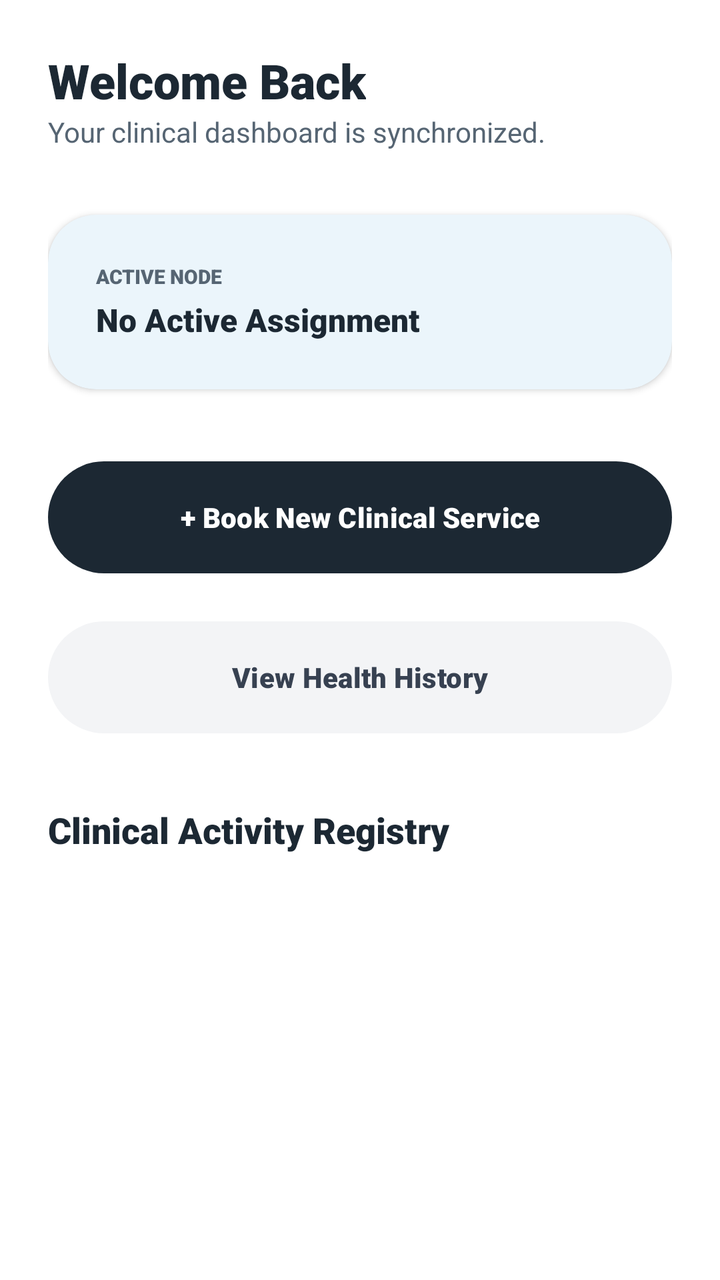
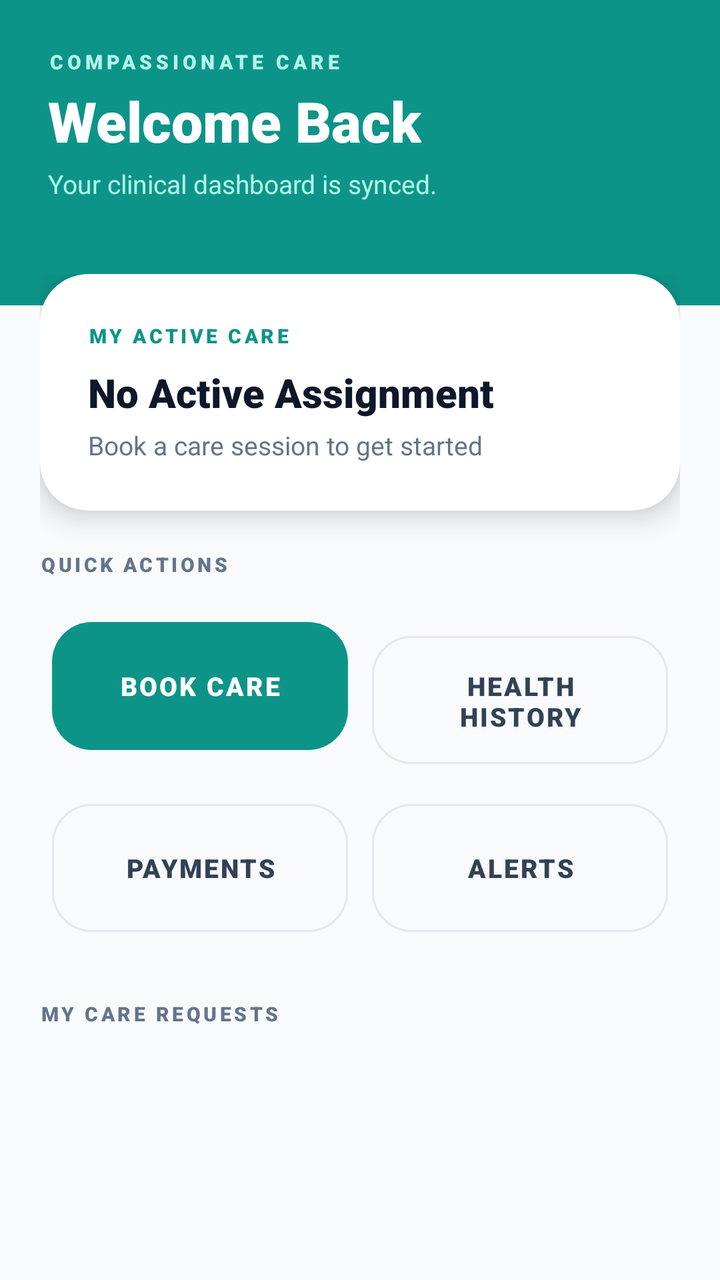

Screens rendered from an Android XML layout before and after an edit, with the pre-edit source and the edit as a unified diff.
<!-- AndroidManifest.xml: application theme Theme.CaregiverManagementSystem -->
<!-- res/layout/fragment_home.xml -->
<?xml version="1.0" encoding="utf-8"?>
<androidx.core.widget.NestedScrollView xmlns:android="http://schemas.android.com/apk/res/android"
    xmlns:app="http://schemas.android.com/apk/res-auto"
    android:layout_width="match_parent"
    android:layout_height="match_parent"
    android:clipToPadding="false"
    android:paddingBottom="100dp">

    <LinearLayout
        android:layout_width="match_parent"
        android:layout_height="wrap_content"
        android:orientation="vertical"
        android:padding="24dp">

        
        <TextView
            android:id="@+id/tvWelcome"
            android:layout_width="wrap_content"
            android:layout_height="wrap_content"
            android:text="Welcome Back"
            android:textColor="@color/med_text_primary"
            android:textSize="24sp"
            android:fontFamily="sans-serif-black" />
        
        <TextView
            android:layout_width="wrap_content"
            android:layout_height="wrap_content"
            android:text="Your clinical dashboard is synchronized."
            android:textColor="@color/med_text_secondary"
            android:textSize="14sp"
            android:layout_marginBottom="32dp" />

        
        <androidx.cardview.widget.CardView
            android:layout_width="match_parent"
            android:layout_height="wrap_content"
            app:cardCornerRadius="24dp"
            app:cardElevation="2dp"
            android:layout_marginBottom="32dp"
            app:cardBackgroundColor="@color/med_blue_bg">
            <LinearLayout
                android:layout_width="match_parent"
                android:layout_height="wrap_content"
                android:orientation="vertical"
                android:padding="24dp">
                <TextView
                    android:layout_width="wrap_content"
                    android:layout_height="wrap_content"
                    android:text="ACTIVE NODE"
                    android:textColor="@color/med_text_secondary"
                    android:textSize="10sp"
                    android:fontFamily="sans-serif-black"
                    android:textAllCaps="true" />
                <TextView
                    android:id="@+id/tvActiveCaregiver"
                    android:layout_width="wrap_content"
                    android:layout_height="wrap_content"
                    android:text="No Active Assignment"
                    android:textColor="@color/med_text_primary"
                    android:textSize="16sp"
                    android:fontFamily="sans-serif-black"
                    android:layout_marginTop="4dp" />
            </LinearLayout>
        </androidx.cardview.widget.CardView>

        
        <com.google.android.material.button.MaterialButton
            android:id="@+id/btnNewRequest"
            android:layout_width="match_parent"
            android:layout_height="64dp"
            android:text="+ Book New Clinical Service"
            app:cornerRadius="32dp"
            app:backgroundTint="@color/med_text_primary"
            android:textColor="@color/white"
            android:fontFamily="sans-serif-black"
            android:textSize="14sp"
            app:elevation="8dp"
            android:layout_marginBottom="16dp" />

        <com.google.android.material.button.MaterialButton
            android:id="@+id/btnHealthHistory"
            android:layout_width="match_parent"
            android:layout_height="64dp"
            android:text="View Health History"
            app:cornerRadius="32dp"
            app:backgroundTint="#F3F4F6"
            android:textColor="#374151"
            android:fontFamily="sans-serif-black"
            android:textSize="14sp"
            app:elevation="2dp"
            android:layout_marginBottom="32dp" />

        
        <TextView
            android:layout_width="wrap_content"
            android:layout_height="wrap_content"
            android:text="Clinical Activity Registry"
            android:textColor="@color/med_text_primary"
            android:textSize="18sp"
            android:fontFamily="sans-serif-black"
            android:layout_marginBottom="16dp" />

        <androidx.recyclerview.widget.RecyclerView
            android:id="@+id/rvRequests"
            android:layout_width="match_parent"
            android:layout_height="wrap_content"
            android:nestedScrollingEnabled="false" />

    </LinearLayout>
</androidx.core.widget.NestedScrollView>
<!-- resources referenced by this layout -->
<resources>
  <color name="med_blue_bg">#EBF5FB</color>
  <color name="med_text_primary">#1C2833</color>
  <color name="med_text_secondary">#566573</color>
  <style name="Theme.CaregiverManagementSystem" parent="Theme.Material3.DayNight.NoActionBar">
          
          <item name="colorPrimary">@color/med_teal_primary</item>
          <item name="colorOnPrimary">@color/white</item>
          <item name="colorPrimaryContainer">@color/med_teal_primary</item>
          <item name="colorOnPrimaryContainer">@color/white</item>
  
          
          <item name="colorSecondary">@color/med_mint_success</item>
          <item name="colorOnSecondary">@color/white</item>
          <item name="colorSecondaryContainer">@color/med_mint_soft</item>
          <item name="colorOnSecondaryContainer">@color/med_text_primary</item>
  
          
          <item name="android:statusBarColor">@color/white</item>
          <item name="android:windowLightStatusBar">true</item>
          
          
          <item name="android:windowBackground">@color/white</item>
          <item name="colorSurface">@color/white</item>
          <item name="colorOnSurface">@color/med_text_primary</item>
      </style>
  <color name="med_teal_primary">#2D9CDB</color>
  <color name="med_mint_success">#27AE60</color>
  <color name="med_mint_soft">#D1F2EB</color>
  <!-- unchanged entries left out for length: 1 -->
</resources>

<!-- the commit's change to res/layout/fragment_home.xml (unified diff, before → after) -->
@@ -1,110 +1,200 @@
 <?xml version="1.0" encoding="utf-8"?>
-<androidx.core.widget.NestedScrollView xmlns:android="http://schemas.android.com/apk/res/android"
+<androidx.core.widget.NestedScrollView
+    xmlns:android="http://schemas.android.com/apk/res/android"
     xmlns:app="http://schemas.android.com/apk/res-auto"
     android:layout_width="match_parent"
     android:layout_height="match_parent"
+    android:background="@color/slate_50"
     android:clipToPadding="false"
-    android:paddingBottom="100dp">
+    android:paddingBottom="88dp">
 
     <LinearLayout
         android:layout_width="match_parent"
         android:layout_height="wrap_content"
-        android:orientation="vertical"
-        android:padding="24dp">
+        android:orientation="vertical">
 
         
-        <TextView
-            android:id="@+id/tvWelcome"
-            android:layout_width="wrap_content"
-            android:layout_height="wrap_content"
-            android:text="Welcome Back"
-            android:textColor="@color/med_text_primary"
-            android:textSize="24sp"
-            android:fontFamily="sans-serif-black" />
-        
-        <TextView
-            android:layout_width="wrap_content"
-            android:layout_height="wrap_content"
-            android:text="Your clinical dashboard is synchronized."
-            android:textColor="@color/med_text_secondary"
-            android:textSize="14sp"
-            android:layout_marginBottom="32dp" />
-
-        
-        <androidx.cardview.widget.CardView
+        <LinearLayout
             android:layout_width="match_parent"
             android:layout_height="wrap_content"
-            app:cardCornerRadius="24dp"
-            app:cardElevation="2dp"
-            android:layout_marginBottom="32dp"
-            app:cardBackgroundColor="@color/med_blue_bg">
-            <LinearLayout
-                android:layout_width="match_parent"
-                android:layout_height="wrap_content"
-                android:orientation="vertical"
-                android:padding="24dp">
-                <TextView
-                    android:layout_width="wrap_content"
-                    android:layout_height="wrap_content"
-                    android:text="ACTIVE NODE"
-                    android:textColor="@color/med_text_secondary"
-                    android:textSize="10sp"
-                    android:fontFamily="sans-serif-black"
-                    android:textAllCaps="true" />
-                <TextView
-                    android:id="@+id/tvActiveCaregiver"
-                    android:layout_width="wrap_content"
-                    android:layout_height="wrap_content"
-                    android:text="No Active Assignment"
-                    android:textColor="@color/med_text_primary"
-                    android:textSize="16sp"
-                    android:fontFamily="sans-serif-black"
-                    android:layout_marginTop="4dp" />
-            </LinearLayout>
-        </androidx.cardview.widget.CardView>
+            android:background="@color/teal_primary"
+            android:orientation="vertical"
+            android:paddingStart="24dp"
+            android:paddingEnd="24dp"
+            android:paddingTop="24dp"
+            android:paddingBottom="52dp">
+
+            <TextView
+                android:layout_width="wrap_content"
+                android:layout_height="wrap_content"
+                android:text="COMPASSIONATE CARE"
+                android:textColor="#B2F5EA"
+                android:textSize="10sp"
+                android:fontFamily="sans-serif-black"
+                android:letterSpacing="0.2"/>
+
+            <TextView
+                android:id="@+id/tvWelcome"
+                android:layout_width="wrap_content"
+                android:layout_height="wrap_content"
+                android:text="Welcome Back"
+                android:textColor="@color/white"
+                android:textSize="28sp"
+                android:fontFamily="sans-serif-black"
+                android:layout_marginTop="4dp"/>
+
+            <TextView
+                android:layout_width="wrap_content"
+                android:layout_height="wrap_content"
+                android:text="Your clinical dashboard is synced."
+                android:textColor="#B2F5EA"
+                android:textSize="13sp"
+                android:layout_marginTop="4dp"/>
+        </LinearLayout>
 
         
-        <com.google.android.material.button.MaterialButton
-            android:id="@+id/btnNewRequest"
-            android:layout_width="match_parent"
-            android:layout_height="64dp"
-            android:text="+ Book New Clinical Service"
-            app:cornerRadius="32dp"
-            app:backgroundTint="@color/med_text_primary"
-            android:textColor="@color/white"
-            android:fontFamily="sans-serif-black"
-            android:textSize="14sp"
-            app:elevation="8dp"
-            android:layout_marginBottom="16dp" />
-
-        <com.google.android.material.button.MaterialButton
-            android:id="@+id/btnHealthHistory"
-            android:layout_width="match_parent"
-            android:layout_height="64dp"
-            android:text="View Health History"
-            app:cornerRadius="32dp"
-            app:backgroundTint="#F3F4F6"
-            android:textColor="#374151"
-            android:fontFamily="sans-serif-black"
-            android:textSize="14sp"
-            app:elevation="2dp"
-            android:layout_marginBottom="32dp" />
-
-        
-        <TextView
-            android:layout_width="wrap_content"
-            android:layout_height="wrap_content"
-            android:text="Clinical Activity Registry"
-            android:textColor="@color/med_text_primary"
-            android:textSize="18sp"
-            android:fontFamily="sans-serif-black"
-            android:layout_marginBottom="16dp" />
-
-        <androidx.recyclerview.widget.RecyclerView
-            android:id="@+id/rvRequests"
+        <LinearLayout
             android:layout_width="match_parent"
             android:layout_height="wrap_content"
-            android:nestedScrollingEnabled="false" />
-
+            android:orientation="vertical"
+            android:padding="20dp"
+            android:layout_marginTop="-36dp">
+
+            
+            <androidx.cardview.widget.CardView
+                android:layout_width="match_parent"
+                android:layout_height="wrap_content"
+                app:cardCornerRadius="24dp"
+                app:cardElevation="8dp"
+                app:cardBackgroundColor="@color/white"
+                android:layout_marginBottom="20dp">
+
+                <LinearLayout
+                    android:layout_width="match_parent"
+                    android:layout_height="wrap_content"
+                    android:orientation="vertical"
+                    android:padding="24dp">
+
+                    <TextView
+                        android:layout_width="wrap_content"
+                        android:layout_height="wrap_content"
+                        android:text="MY ACTIVE CARE"
+                        android:textColor="@color/teal_primary"
+                        android:textSize="10sp"
+                        android:fontFamily="sans-serif-black"
+                        android:letterSpacing="0.15"/>
+
+                    <TextView
+                        android:id="@+id/tvActiveCaregiver"
+                        android:layout_width="wrap_content"
+                        android:layout_height="wrap_content"
+                        android:text="No Active Assignment"
+                        android:textColor="@color/slate_900"
+                        android:textSize="20sp"
+                        android:fontFamily="sans-serif-black"
+                        android:layout_marginTop="8dp"/>
+
+                    <TextView
+                        android:id="@+id/tvActiveCaregiverRole"
+                        android:layout_width="wrap_content"
+                        android:layout_height="wrap_content"
+                        android:text="Book a care session to get started"
+                        android:textColor="@color/slate_500"
+                        android:textSize="13sp"
+                        android:layout_marginTop="4dp"/>
+                </LinearLayout>
+            </androidx.cardview.widget.CardView>
+
+            
+            <TextView
+                android:layout_width="wrap_content"
+                android:layout_height="wrap_content"
+                android:text="QUICK ACTIONS"
+                android:textColor="@color/slate_500"
+                android:textSize="10sp"
+                android:fontFamily="sans-serif-black"
+                android:letterSpacing="0.15"
+                android:layout_marginBottom="12dp"/>
+
+            <GridLayout
+                android:layout_width="match_parent"
+                android:layout_height="wrap_content"
+                android:columnCount="2"
+                android:rowCount="2"
+                android:layout_marginBottom="24dp">
+
+                
+                <com.google.android.material.button.MaterialButton
+                    android:id="@+id/btnNewRequest"
+                    android:layout_width="0dp"
+                    android:layout_height="72dp"
+                    android:layout_columnWeight="1"
+                    android:layout_margin="6dp"
+                    android:text="Book Care"
+                    android:textSize="13sp"
+                    android:fontFamily="sans-serif-black"
+                    android:textColor="@color/white"
+                    app:backgroundTint="@color/teal_primary"
+                    app:cornerRadius="20dp"
+                    app:elevation="4dp"/>
+
+                
+                <com.google.android.material.button.MaterialButton
+                    android:id="@+id/btnHealthHistory"
+                    style="@style/Widget.TrueCare.Button.Secondary"
+                    android:layout_width="0dp"
+                    android:layout_height="72dp"
+                    android:layout_columnWeight="1"
+                    android:layout_margin="6dp"
+                    android:text="Health History"
+                    android:textSize="13sp"
+                    android:fontFamily="sans-serif-black"
+                    app:cornerRadius="20dp"/>
+
+                
+                <com.google.android.material.button.MaterialButton
+                    android:id="@+id/btnPayments"
+                    style="@style/Widget.TrueCare.Button.Secondary"
+                    android:layout_width="0dp"
+                    android:layout_height="72dp"
+                    android:layout_columnWeight="1"
+                    android:layout_margin="6dp"
+                    android:text="Payments"
+                    android:textSize="13sp"
+                    android:fontFamily="sans-serif-black"
+                    app:cornerRadius="20dp"/>
+
+                
+                <com.google.android.material.button.MaterialButton
+                    android:id="@+id/btnNotifications"
+                    style="@style/Widget.TrueCare.Button.Secondary"
+                    android:layout_width="0dp"
+                    android:layout_height="72dp"
+                    android:layout_columnWeight="1"
+                    android:layout_margin="6dp"
+                    android:text="Alerts"
+                    android:textSize="13sp"
+                    android:fontFamily="sans-serif-black"
+                    app:cornerRadius="20dp"/>
+            </GridLayout>
+
+            
+            <TextView
+                android:layout_width="wrap_content"
+                android:layout_height="wrap_content"
+                android:text="MY CARE REQUESTS"
+                android:textColor="@color/slate_500"
+                android:textSize="10sp"
+                android:fontFamily="sans-serif-black"
+                android:letterSpacing="0.15"
+                android:layout_marginBottom="12dp"/>
+
+            <androidx.recyclerview.widget.RecyclerView
+                android:id="@+id/rvRequests"
+                android:layout_width="match_parent"
+                android:layout_height="wrap_content"
+                android:nestedScrollingEnabled="false"/>
+
+        </LinearLayout>
     </LinearLayout>
 </androidx.core.widget.NestedScrollView>
<!-- resource entries referenced after the edit -->
@@ -1,33 +1,105 @@
 <!-- resources referenced by this layout -->
 <resources>
-  <color name="med_blue_bg">#EBF5FB</color>
-  <color name="med_text_primary">#1C2833</color>
-  <color name="med_text_secondary">#566573</color>
-  <style name="Theme.CaregiverManagementSystem" parent="Theme.Material3.DayNight.NoActionBar">
-          
-          <item name="colorPrimary">@color/med_teal_primary</item>
-          <item name="colorOnPrimary">@color/white</item>
-          <item name="colorPrimaryContainer">@color/med_teal_primary</item>
-          <item name="colorOnPrimaryContainer">@color/white</item>
+  <color name="slate_50">#F8FAFC</color>
+  <color name="slate_500">#64748B</color>
+  <color name="slate_900">#0F172A</color>
+  <color name="teal_primary">#0D9488</color>
+  <style name="Widget.TrueCare.Button.Secondary" parent="Widget.Material3.Button.OutlinedButton">
+          <item name="android:paddingTop">16dp</item>
+          <item name="android:paddingBottom">16dp</item>
+          <item name="android:textSize">13sp</item>
+          <item name="android:fontFamily">sans-serif-black</item>
+          <item name="android:letterSpacing">0.08</item>
+          <item name="android:textAllCaps">true</item>
+          <item name="strokeColor">@color/slate_200</item>
+          <item name="android:textColor">@color/slate_700</item>
+          <item name="cornerRadius">32dp</item>
+      </style>
+  <style name="Theme.CaregiverManagementSystem" parent="Theme.Material3.Light.NoActionBar">
   
           
-          <item name="colorSecondary">@color/med_mint_success</item>
+          <item name="colorPrimary">@color/teal_primary</item>
+          <item name="colorOnPrimary">@color/white</item>
+          <item name="colorPrimaryContainer">@color/teal_light</item>
+          <item name="colorOnPrimaryContainer">@color/teal_dark</item>
+  
+          
+          <item name="colorSecondary">@color/emerald_primary</item>
           <item name="colorOnSecondary">@color/white</item>
-          <item name="colorSecondaryContainer">@color/med_mint_soft</item>
-          <item name="colorOnSecondaryContainer">@color/med_text_primary</item>
+          <item name="colorSecondaryContainer">@color/emerald_light</item>
+          <item name="colorOnSecondaryContainer">@color/slate_800</item>
+  
+          
+          <item name="colorError">@color/rose_primary</item>
+          <item name="colorOnError">@color/white</item>
+          <item name="colorErrorContainer">@color/rose_light</item>
+  
+          
+          <item name="android:windowBackground">@color/slate_50</item>
+          <item name="colorSurface">@color/white</item>
+          <item name="colorOnSurface">@color/slate_900</item>
+          <item name="colorSurfaceVariant">@color/slate_100</item>
+          <item name="colorOnSurfaceVariant">@color/slate_500</item>
+  
+          
+          <item name="colorOutline">@color/slate_200</item>
   
           
           <item name="android:statusBarColor">@color/white</item>
           <item name="android:windowLightStatusBar">true</item>
+          <item name="android:navigationBarColor">@color/white</item>
+  
           
+          <item name="shapeAppearanceSmallComponent">@style/ShapeAppearance.TrueCare.Small</item>
+          <item name="shapeAppearanceMediumComponent">@style/ShapeAppearance.TrueCare.Medium</item>
+          <item name="shapeAppearanceLargeComponent">@style/ShapeAppearance.TrueCare.Large</item>
+  
           
-          <item name="android:windowBackground">@color/white</item>
-          <item name="colorSurface">@color/white</item>
-          <item name="colorOnSurface">@color/med_text_primary</item>
+          <item name="materialButtonStyle">@style/Widget.TrueCare.Button.Primary</item>
+  
+          
+          <item name="bottomNavigationStyle">@style/Widget.TrueCare.BottomNavigation</item>
       </style>
-  <color name="med_teal_primary">#2D9CDB</color>
-  <color name="med_mint_success">#27AE60</color>
-  <color name="med_mint_soft">#D1F2EB</color>
+  <color name="slate_200">#E2E8F0</color>
+  <color name="slate_700">#334155</color>
+  <color name="teal_light">#CCFBF1</color>
+  <color name="teal_dark">#0F766E</color>
+  <color name="emerald_primary">#10B981</color>
+  <color name="emerald_light">#D1FAE5</color>
+  <color name="slate_800">#1E293B</color>
+  <color name="rose_primary">#F43F5E</color>
+  <color name="rose_light">#FFE4E6</color>
+  <color name="slate_100">#F1F5F9</color>
+  <style name="ShapeAppearance.TrueCare.Small" parent="ShapeAppearance.Material3.SmallComponent">
+          <item name="cornerFamily">rounded</item>
+          <item name="cornerSize">12dp</item>
+      </style>
+  <style name="ShapeAppearance.TrueCare.Medium" parent="ShapeAppearance.Material3.MediumComponent">
+          <item name="cornerFamily">rounded</item>
+          <item name="cornerSize">20dp</item>
+      </style>
+  <style name="ShapeAppearance.TrueCare.Large" parent="ShapeAppearance.Material3.LargeComponent">
+          <item name="cornerFamily">rounded</item>
+          <item name="cornerSize">28dp</item>
+      </style>
+  <style name="Widget.TrueCare.Button.Primary" parent="Widget.Material3.Button">
+          <item name="android:paddingTop">16dp</item>
+          <item name="android:paddingBottom">16dp</item>
+          <item name="android:textSize">13sp</item>
+          <item name="android:fontFamily">sans-serif-black</item>
+          <item name="android:letterSpacing">0.08</item>
+          <item name="android:textAllCaps">true</item>
+          <item name="backgroundTint">@color/teal_primary</item>
+          <item name="android:textColor">@color/white</item>
+          <item name="cornerRadius">32dp</item>
+          <item name="elevation">4dp</item>
+      </style>
+  <style name="Widget.TrueCare.BottomNavigation" parent="Widget.Material3.BottomNavigationView">
+          <item name="itemIconTint">@color/bottom_nav_icon_color</item>
+          <item name="itemTextColor">@color/bottom_nav_icon_color</item>
+          <item name="android:background">@color/white</item>
+          <item name="elevation">12dp</item>
+      </style>
   <!-- unchanged entries left out for length: 1 -->
 </resources>
 
